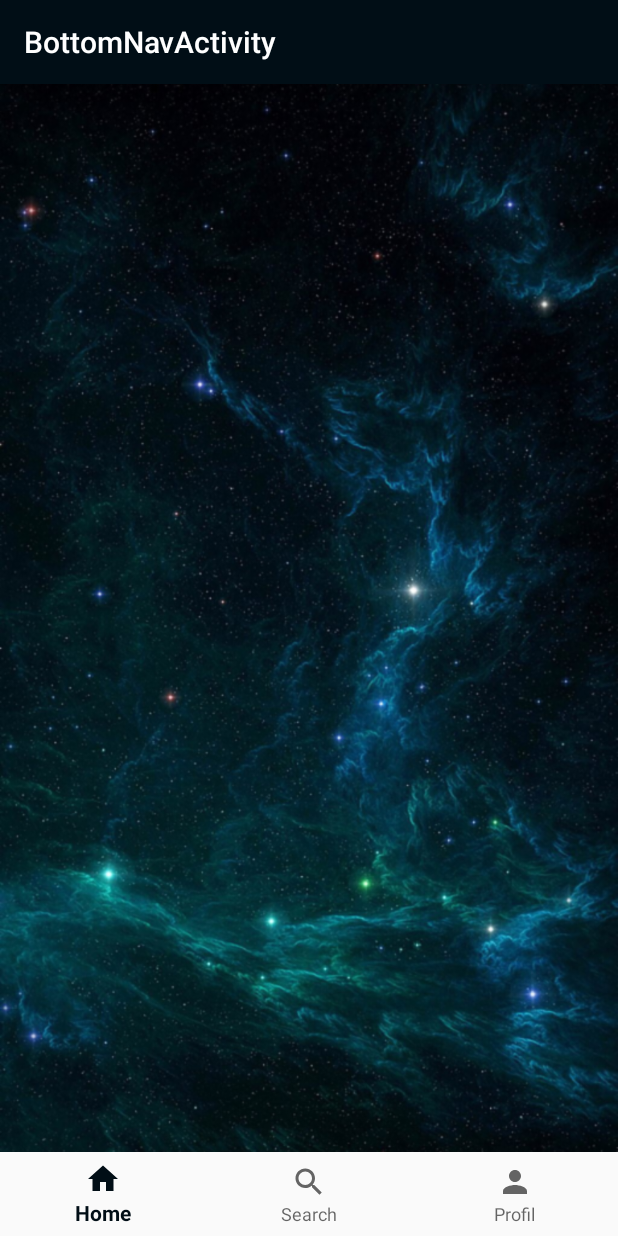
After one commit to Flatot/Epicture, an Android app: the BottomNavActivity screen opened directly, with no data from a screen before it, on a phone screen of 412 x 824 dp. The commit adds this screen. Run offline under Robolectric (Android 15) with nearby library versions, the phone set to English and light mode, and no system bars.

Commit message:
Authorization Bearer done and starting bottom naviguation

```diff
--- a/app/build.gradle
+++ b/app/build.gradle
@@ -13,6 +13,7 @@ android {
         versionCode 1
         versionName "1.0"
         testInstrumentationRunner "android.support.test.runner.AndroidJUnitRunner"
+        vectorDrawables.useSupportLibrary = true
     }
     buildTypes {
         release {
@@ -27,6 +28,8 @@ dependencies {
     implementation "org.jetbrains.kotlin:kotlin-stdlib-jdk7:$kotlin_version"
     implementation 'com.android.support:appcompat-v7:28.0.0'
     implementation 'com.android.support.constraint:constraint-layout:1.1.3'
+    implementation 'com.android.support:design:28.0.0'
+    implementation 'com.android.support:support-vector-drawable:28.0.0'
     testImplementation 'junit:junit:4.12'
     androidTestImplementation 'com.android.support.test:runner:1.0.2'
     androidTestImplementation 'com.android.support.test.espresso:espresso-core:3.0.2'
--- a/app/src/main/AndroidManifest.xml
+++ b/app/src/main/AndroidManifest.xml
@@ -30,7 +30,10 @@
                     android:scheme="epicture" />
             </intent-filter>
         </activity>
-        <activity android:name=".HomeActivity"></activity>
+        <activity android:name=".HomeActivity" />
+        <activity
+            android:name=".BottomNavActivity"
+            android:label="@string/title_activity_bottom_nav"></activity>
     </application>
 
 </manifest>
--- /dev/null
+++ b/app/src/main/java/com/epitech/flatot/epicture/BottomNavActivity.kt
@@ -0,0 +1,35 @@
+package com.epitech.flatot.epicture
+
+import android.content.Intent
+import android.os.Bundle
+import android.support.design.widget.BottomNavigationView
+import android.support.v7.app.AppCompatActivity
+import kotlinx.android.synthetic.main.activity_bottom_nav.*
+
+class BottomNavActivity : AppCompatActivity() {
+
+    private val mOnNavigationItemSelectedListener = BottomNavigationView.OnNavigationItemSelectedListener { item ->
+        when (item.itemId) {
+            R.id.navigation_home -> {
+                //message.setText(R.string.title_home)
+                return@OnNavigationItemSelectedListener true
+            }
+            R.id.navigation_search -> {
+                //message.setText(R.string.title_dashboard)
+                return@OnNavigationItemSelectedListener true
+            }
+            R.id.navigation_profil -> {
+                //message.setText(R.string.title_notifications)
+                return@OnNavigationItemSelectedListener true
+            }
+        }
+        false
+    }
+
+    override fun onCreate(savedInstanceState: Bundle?) {
+        super.onCreate(savedInstanceState)
+        setContentView(R.layout.activity_bottom_nav)
+
+        navigation.setOnNavigationItemSelectedListener(mOnNavigationItemSelectedListener)
+    }
+}
--- /dev/null
+++ b/app/src/main/res/drawable/ic_home_black_24dp.xml
@@ -0,0 +1,9 @@
+<vector xmlns:android="http://schemas.android.com/apk/res/android"
+    android:width="24dp"
+    android:height="24dp"
+    android:viewportWidth="24.0"
+    android:viewportHeight="24.0">
+    <path
+        android:fillColor="#FF000000"
+        android:pathData="M10,20v-6h4v6h5v-8h3L12,3 2,12h3v8z" />
+</vector>
--- /dev/null
+++ b/app/src/main/res/drawable/ic_person_black_24dp.xml
@@ -0,0 +1,9 @@
+<vector xmlns:android="http://schemas.android.com/apk/res/android"
+        android:width="24dp"
+        android:height="24dp"
+        android:viewportWidth="24.0"
+        android:viewportHeight="24.0">
+    <path
+        android:fillColor="#FF000000"
+        android:pathData="M12,12c2.21,0 4,-1.79 4,-4s-1.79,-4 -4,-4 -4,1.79 -4,4 1.79,4 4,4zM12,14c-2.67,0 -8,1.34 -8,4v2h16v-2c0,-2.66 -5.33,-4 -8,-4z"/>
+</vector>
--- /dev/null
+++ b/app/src/main/res/drawable/ic_search_black_24dp.xml
@@ -0,0 +1,9 @@
+<vector xmlns:android="http://schemas.android.com/apk/res/android"
+        android:width="24dp"
+        android:height="24dp"
+        android:viewportWidth="24.0"
+        android:viewportHeight="24.0">
+    <path
+        android:fillColor="#FF000000"
+        android:pathData="M15.5,14h-0.79l-0.28,-0.27C15.41,12.59 16,11.11 16,9.5 16,5.91 13.09,3 9.5,3S3,5.91 3,9.5 5.91,16 9.5,16c1.61,0 3.09,-0.59 4.23,-1.57l0.27,0.28v0.79l5,4.99L20.49,19l-4.99,-5zM9.5,14C7.01,14 5,11.99 5,9.5S7.01,5 9.5,5 14,7.01 14,9.5 11.99,14 9.5,14z"/>
+</vector>
--- /dev/null
+++ b/app/src/main/res/layout/activity_bottom_nav.xml
@@ -0,0 +1,23 @@
+<?xml version="1.0" encoding="utf-8"?>
+<android.support.constraint.ConstraintLayout xmlns:android="http://schemas.android.com/apk/res/android"
+    xmlns:app="http://schemas.android.com/apk/res-auto"
+    xmlns:tools="http://schemas.android.com/tools"
+    android:id="@+id/container"
+    android:layout_width="match_parent"
+    android:layout_height="match_parent"
+    android:background="@drawable/epicture_background"
+    tools:context=".BottomNavActivity">
+
+    <android.support.design.widget.BottomNavigationView
+        android:id="@+id/navigation"
+        android:layout_width="0dp"
+        android:layout_height="wrap_content"
+        android:layout_marginStart="0dp"
+        android:layout_marginEnd="0dp"
+        android:background="?android:attr/windowBackground"
+        app:layout_constraintBottom_toBottomOf="parent"
+        app:layout_constraintLeft_toLeftOf="parent"
+        app:layout_constraintRight_toRightOf="parent"
+        app:menu="@menu/navigation" />
+
+</android.support.constraint.ConstraintLayout>
--- /dev/null
+++ b/app/src/main/res/menu/navigation.xml
@@ -0,0 +1,19 @@
+<?xml version="1.0" encoding="utf-8"?>
+<menu xmlns:android="http://schemas.android.com/apk/res/android">
+
+    <item
+        android:id="@+id/navigation_home"
+        android:icon="@drawable/ic_home_black_24dp"
+        android:title="@string/title_home" />
+
+    <item
+        android:id="@+id/navigation_search"
+        android:icon="@drawable/ic_search_black_24dp"
+        android:title="@string/search" />
+
+    <item
+        android:id="@+id/navigation_profil"
+        android:icon="@drawable/ic_person_black_24dp"
+        android:title="@string/profil" />
+
+</menu>
--- /dev/null
+++ b/app/src/main/res/values/dimens.xml
@@ -0,0 +1,5 @@
+<resources>
+    <!-- Default screen margins, per the Android Design guidelines. -->
+    <dimen name="activity_horizontal_margin">16dp</dimen>
+    <dimen name="activity_vertical_margin">16dp</dimen>
+</resources>
--- a/app/src/main/res/values/strings.xml
+++ b/app/src/main/res/values/strings.xml
@@ -6,4 +6,10 @@
     <string name="clientSecret">2889b294a2c0992132070fd5f359d33aa0dbffc6</string>
     <string name="log_in_with_imgur">Log In with</string>
     <string name="imgurlogo">ImgurLogo</string>
+    <string name="title_activity_bottom_nav">BottomNavActivity</string>
+    <string name="title_home">Home</string>
+    <string name="title_dashboard">Dashboard</string>
+    <string name="title_notifications">Notifications</string>
+    <string name="search">Search</string>
+    <string name="profil">Profil</string>
 </resources>
```
Also changed, not shown: app/src/main/java/com/epitech/flatot/epicture/HomeActivity.kt (+49 -2 lines), app/src/main/java/com/epitech/flatot/epicture/ImgurInterface.kt (+28 -4 lines), app/src/main/java/com/epitech/flatot/epicture/ImgurService.kt (+17 -4 lines), app/src/main/java/com/epitech/flatot/epicture/LoginActivity.kt (+1 -19 lines), app/src/main/res/drawable/ic_dashboard_black_24dp.xml (added, +9 -0 lines), app/src/main/res/drawable/ic_notifications_black_24dp.xml (added, +9 -0 lines).
